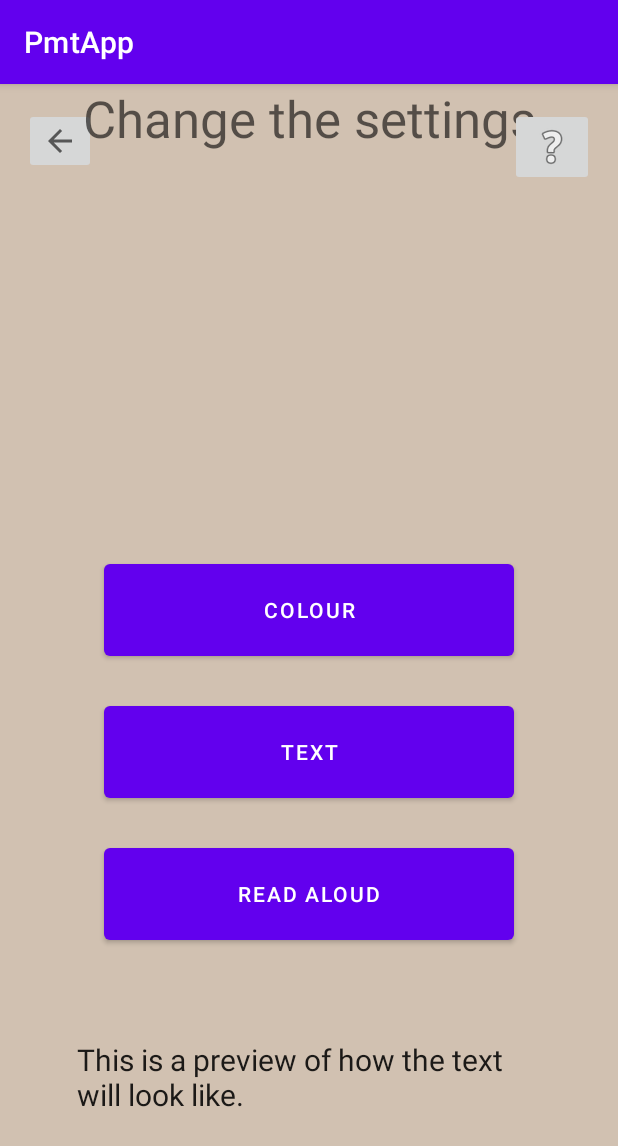
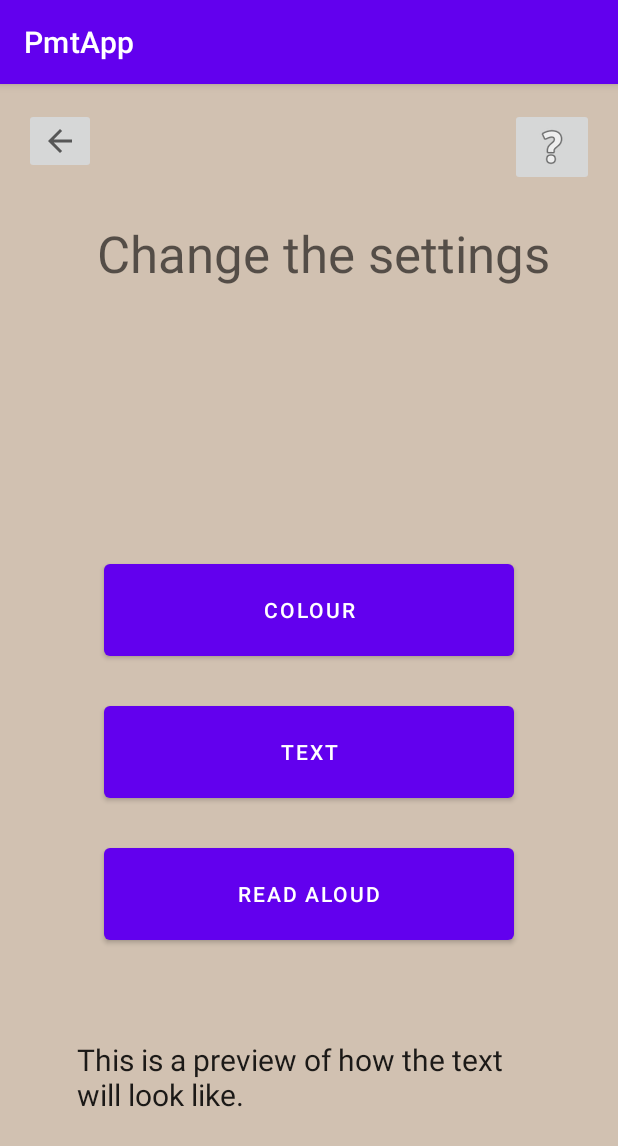
Before and after one commit to AdamBaish/PmtApp, an Android app: the MainActivity screen opened directly, with no data from a screen before it, on a phone screen of 412 x 824 dp. Shown: the top 1146 px of the screen. Run offline under Robolectric (Android 15) with nearby library versions, the phone set to English and light mode, and no system bars.

```diff
--- a/app/src/main/java/com/example/pmtapp/MainActivity.kt
+++ b/app/src/main/java/com/example/pmtapp/MainActivity.kt
@@ -3,7 +3,6 @@ package com.example.pmtapp
 import android.content.Intent
 import android.os.Bundle
 import android.util.Log
-import android.view.View
 import android.widget.Button
 import android.widget.ImageButton
 import android.widget.TextView
--- a/app/src/main/res/layout/activity_main.xml
+++ b/app/src/main/res/layout/activity_main.xml
@@ -66,13 +66,14 @@
         android:id="@+id/change_settings_title"
         android:layout_width="328dp"
         android:layout_height="59dp"
-        android:layout_marginTop="21dp"
+        android:layout_marginTop="22dp"
         android:gravity="center_horizontal"
         android:text="Change the settings"
         android:textAppearance="@style/TextAppearance.AppCompat.Display1"
         app:layout_constraintEnd_toEndOf="parent"
+        app:layout_constraintHorizontal_bias="0.614"
         app:layout_constraintStart_toStartOf="parent"
-        app:layout_constraintTop_toBottomOf="@+id/helpButton" />
+        app:layout_constraintTop_toBottomOf="@+id/helpButtonHome" />
 
     <ImageButton
         android:id="@+id/helpButtonHome"
```
Also changed, not shown: app/src/main/java/com/example/pmtapp/ColourActivity.kt (+17 -9 lines), app/src/main/java/com/example/pmtapp/ReadActivity.kt (+9 -2 lines).
